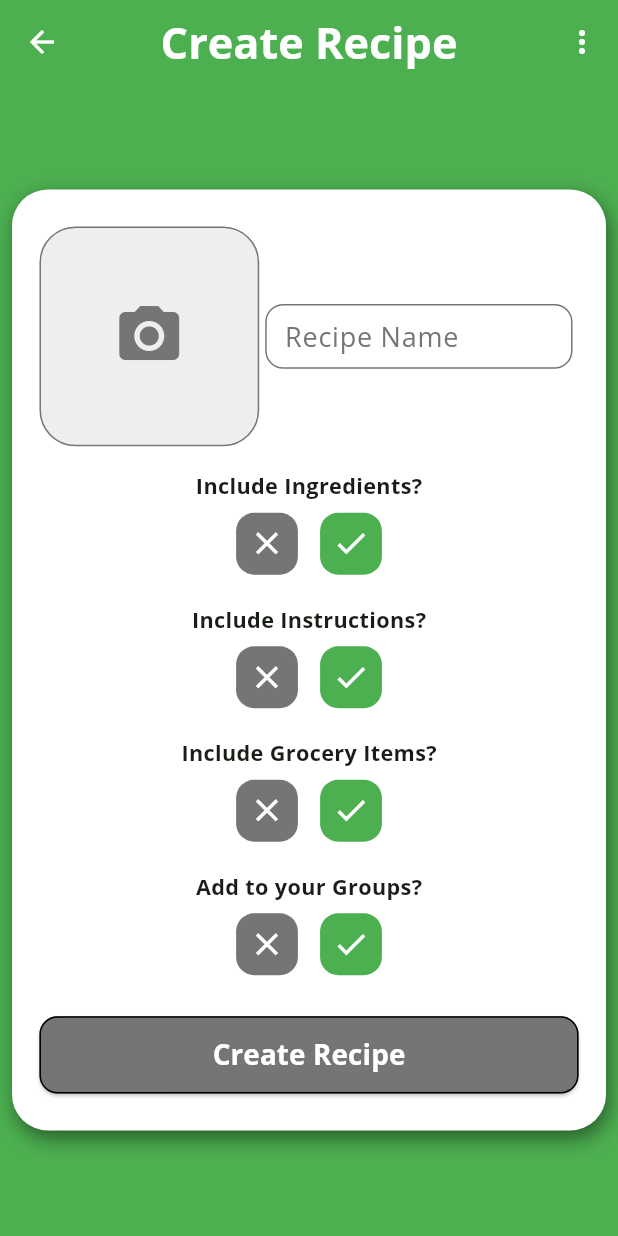
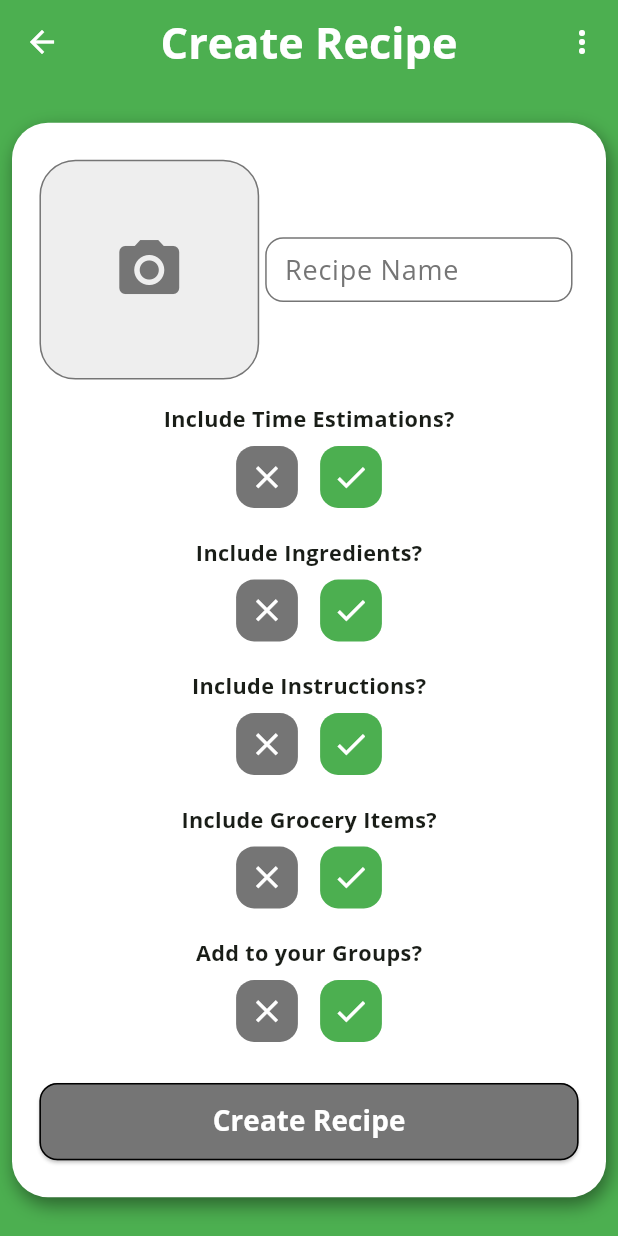
Before and after one commit to JamesMeta/Menu-Plus, a Flutter app: the CreateRecipeScreen screen opened by its route, on a phone screen of 412 x 824 dp. Run offline on Flutter 3.47's test engine with Material 3 defaults, Android fonts, the light colour scheme and no system bars; our stand-ins replace cached_network_image, flutter_screenutil, go_router, google_sign_in, image_cropper, image_picker and 2 more; accounts and stored records are empty; network calls fail.

Commit message:
added preparation and cook time textfields

```diff
--- a/rankmyroast/lib/screens/navigational_base_screen/views/recipe/screens/create/create_recipe_screen.dart
+++ b/rankmyroast/lib/screens/navigational_base_screen/views/recipe/screens/create/create_recipe_screen.dart
@@ -10,6 +10,7 @@ import 'package:rankmyroast/common_widgets/take_photo_bottom_modal_widget.dart';
 import 'package:rankmyroast/classes/responses/create_recipe_response.dart';
 import 'package:rankmyroast/classes/modals/group.dart';
 import 'package:rankmyroast/classes/modals/recipe.dart';
+import 'package:rankmyroast/screens/navigational_base_screen/views/recipe/screens/create/widgets/time_section_widget.dart';
 import 'package:rankmyroast/screens/navigational_base_screen/views/recipe/screens/create/widgets/widgets/add_to_groups_dialog_widget.dart';
 import 'package:rankmyroast/screens/navigational_base_screen/views/recipe/screens/create/widgets/form_section_widget.dart';
 import 'package:rankmyroast/screens/navigational_base_screen/views/recipe/screens/create/widgets/group_form_section_widget.dart';
@@ -46,10 +47,12 @@ class _CreateRecipeScreenState extends State<CreateRecipeScreen> {
   bool _isPublic = false;
   bool _isCreatingRecipe = false;
   bool _canSubmit = false;
+  bool _includeTimeEstimations = false;
   bool _includeIngredients = false;
   bool _includeInstructions = false;
   bool _includeGroceryItems = false;
   bool _includeGroups = false;
+  bool _hideTimeEstimations = false;
   bool _hideIngredients = false;
   bool _hideInstructions = false;
   bool _hideGroceryItems = false;
@@ -61,6 +64,8 @@ class _CreateRecipeScreenState extends State<CreateRecipeScreen> {
   final TextEditingController _instructionsController = TextEditingController();
   final TextEditingController _groceryItemsController = TextEditingController();
   final TextEditingController _groupsController = TextEditingController();
+  final TextEditingController _prepTimeController = TextEditingController();
+  final TextEditingController _cookTimeController = TextEditingController();
 
   final List<String> _ingredientsList = [];
   final List<String> _instructionsList = [];
@@ -245,6 +250,26 @@ class _CreateRecipeScreenState extends State<CreateRecipeScreen> {
 
                       if (_ingredientsList.isNotEmpty) SizedBox(height: 8),
 
+                      TimeSectionWidget(
+                        includeSectionText: "Include Time Estimations?",
+                        includeSection: _includeTimeEstimations,
+                        isHidden: _hideTimeEstimations,
+                        onModify:
+                            () => setState(() {
+                              _includeTimeEstimations =
+                                  !_includeTimeEstimations;
+                            }),
+                        onHide:
+                            () => setState(() {
+                              _hideTimeEstimations = true;
+                            }),
+                        controllerPrepTime: _prepTimeController,
+                        controllerCookTime: _cookTimeController,
+                        setParentState: setState,
+                      ),
+
+                      SizedBox(height: 16),
+
                       FormSectionWidget(
                         header: "Ingredients",
                         subtitle: "Add ingredients...",
@@ -428,10 +453,37 @@ class _CreateRecipeScreenState extends State<CreateRecipeScreen> {
   }
 
   Future<bool> _createRecipe() async {
+    final int? prepTime = int.tryParse(_prepTimeController.text);
+    final int? cookTime = int.tryParse(_cookTimeController.text);
+
     if (_recipeNameController.text.isEmpty) {
       ScaffoldMessenger.of(
         context,
       ).showSnackBar(SnackBar(content: Text("Recipe name cannot be empty")));
+      return false;
+    }
+
+    if (prepTime == null &&
+            _prepTimeController.text.isNotEmpty &&
+            _includeTimeEstimations ||
+        prepTime != null && prepTime < 0) {
+      ScaffoldMessenger.of(context).showSnackBar(
+        SnackBar(
+          content: Text("Preparation time must be a valid non negative number"),
+        ),
+      );
+      return false;
+    }
+
+    if (cookTime == null &&
+            _cookTimeController.text.isNotEmpty &&
+            _includeTimeEstimations ||
+        cookTime != null && cookTime < 0) {
+      ScaffoldMessenger.of(context).showSnackBar(
+        SnackBar(
+          content: Text("Cook time must be a valid non negative number"),
+        ),
+      );
       return false;
     }
 
@@ -440,10 +492,13 @@ class _CreateRecipeScreenState extends State<CreateRecipeScreen> {
     final response = await SupabaseHelper.recipe.createNewRecipe(
       _recipeImageFile,
       name,
+      prepTime,
+      cookTime,
       _ingredientsList,
       _instructionsList,
       _groceryList,
       _selectedGroups,
+
       _isPublic,
     );
 
@@ -492,10 +547,37 @@ class _CreateRecipeScreenState extends State<CreateRecipeScreen> {
   }
 
   Future<bool> _editRecipe() async {
+    final int? prepTime = int.tryParse(_prepTimeController.text);
+    final int? cookTime = int.tryParse(_cookTimeController.text);
+
     if (_recipeNameController.text.isEmpty) {
       ScaffoldMessenger.of(
         context,
       ).showSnackBar(SnackBar(content: Text("Recipe name cannot be empty")));
+      return false;
+    }
+
+    if (prepTime == null &&
+            _prepTimeController.text.isNotEmpty &&
+            _includeTimeEstimations ||
+        prepTime != null && prepTime < 0) {
+      ScaffoldMessenger.of(context).showSnackBar(
+        SnackBar(
+          content: Text("Preparation time must be a valid non negative number"),
+        ),
+      );
+      return false;
+    }
+
+    if (cookTime == null &&
+            _cookTimeController.text.isNotEmpty &&
+            _includeTimeEstimations ||
+        cookTime != null && cookTime < 0) {
+      ScaffoldMessenger.of(context).showSnackBar(
+        SnackBar(
+          content: Text("Cook time must be a valid non negative number"),
+        ),
+      );
       return false;
     }
 
@@ -513,6 +595,8 @@ class _CreateRecipeScreenState extends State<CreateRecipeScreen> {
     final response = await SupabaseHelper.recipe.updateRecipe(
       _recipeImageFile,
       name,
+      prepTime,
+      cookTime,
       _ingredientsList,
       _instructionsList,
       _groceryList,
@@ -597,6 +681,7 @@ class _CreateRecipeScreenState extends State<CreateRecipeScreen> {
       _hideGroups = false;
       _hideIngredients = false;
       _hideInstructions = false;
+      _hideTimeEstimations = false;
     });
   }
 
@@ -607,6 +692,8 @@ class _CreateRecipeScreenState extends State<CreateRecipeScreen> {
     _instructionsController.dispose();
     _recipeNameController.dispose();
     _groupsController.dispose();
+    _prepTimeController.dispose();
+    _cookTimeController.dispose();
     super.dispose();
   }
 }
--- /dev/null
+++ b/rankmyroast/lib/screens/navigational_base_screen/views/recipe/screens/create/widgets/time_section_widget.dart
@@ -0,0 +1,200 @@
+import 'package:flutter/material.dart';
+import 'package:flutter_screenutil/flutter_screenutil.dart';
+import 'package:rankmyroast/classes/modals/group.dart';
+import 'package:rankmyroast/screens/navigational_base_screen/views/recipe/screens/create/widgets/widgets/add_to_groups_dialog_widget.dart';
+import 'package:rankmyroast/screens/navigational_base_screen/views/recipe/screens/create/widgets/widgets/item_list_view_widget.dart';
+
+class TimeSectionWidget extends StatelessWidget {
+  final String includeSectionText;
+  final bool includeSection;
+  final bool isHidden;
+  final VoidCallback onModify;
+  final VoidCallback onHide;
+  final TextEditingController controllerPrepTime;
+  final TextEditingController controllerCookTime;
+  final void Function(void Function()) setParentState;
+
+  const TimeSectionWidget({
+    super.key,
+    required this.includeSectionText,
+    required this.includeSection,
+    required this.isHidden,
+    required this.onModify,
+    required this.onHide,
+    required this.controllerPrepTime,
+    required this.controllerCookTime,
+    required this.setParentState,
+  });
+
+  @override
+  Widget build(BuildContext context) {
+    return !isHidden
+        ? includeSection
+            ? Column(
+              children: [
+                ExpansionTile(
+                  tilePadding: EdgeInsets.symmetric(horizontal: 8.w),
+                  backgroundColor: Colors.white,
+
+                  initiallyExpanded: true,
+                  shape: RoundedRectangleBorder(
+                    side: BorderSide(color: Colors.grey[600]!),
+                    borderRadius: BorderRadius.circular(12),
+                  ),
+                  collapsedShape: RoundedRectangleBorder(
+                    side: BorderSide(color: Colors.transparent),
+                    borderRadius: BorderRadius.circular(12),
+                  ),
+                  maintainState: true,
+                  leading: IconButton(
+                    onPressed: onModify,
+                    style: IconButton.styleFrom(
+                      padding: EdgeInsets.zero,
+                      backgroundColor: const Color.fromARGB(22, 161, 161, 161),
+                      shape: RoundedRectangleBorder(
+                        borderRadius: BorderRadius.circular(12),
+                      ),
+                    ),
+                    icon: Icon(Icons.close, color: Colors.grey[600]),
+                    padding: EdgeInsets.zero,
+                  ),
+
+                  title: Text(
+                    "Time Estimations",
+                    style: TextStyle(
+                      fontSize: 18.sp,
+                      fontWeight: FontWeight.bold,
+                      color: Colors.grey[600],
+                    ),
+                    textAlign: TextAlign.left,
+                  ),
+                  children: [
+                    Column(
+                      mainAxisSize: MainAxisSize.min,
+                      crossAxisAlignment: CrossAxisAlignment.start,
+                      children: [
+                        Padding(
+                          padding: const EdgeInsets.all(8.0),
+                          child: Column(
+                            children: [
+                              Row(
+                                mainAxisAlignment:
+                                    MainAxisAlignment.spaceBetween,
+                                children: [
+                                  Text(
+                                    "Prep Time (minutes)",
+                                    style: TextStyle(
+                                      fontSize: 14.sp,
+                                      fontWeight: FontWeight.bold,
+                                      color: Colors.grey[600],
+                                    ),
+                                  ),
+                                  Flexible(
+                                    child: TextField(
+                                      controller: controllerPrepTime,
+                                      keyboardType: TextInputType.number,
+                                      decoration: InputDecoration(
+                                        border: OutlineInputBorder(
+                                          borderRadius: BorderRadius.circular(
+                                            12,
+                                          ),
+                                        ),
+                                        constraints: BoxConstraints(
+                                          maxWidth: 55.w,
+                                          maxHeight: 40.h,
+                                        ),
+                                      ),
+                                    ),
+                                  ),
+                                ],
+                              ),
+                              SizedBox(height: 8),
+                              Row(
+                                mainAxisAlignment:
+                                    MainAxisAlignment.spaceBetween,
+                                children: [
+                                  Text(
+                                    "Cook Time (minutes)",
+                                    style: TextStyle(
+                                      fontSize: 14.sp,
+                                      fontWeight: FontWeight.bold,
+                                      color: Colors.grey[600],
+                                    ),
+                                  ),
+                                  Flexible(
+                                    child: TextField(
+                                      controller: controllerCookTime,
+                                      keyboardType: TextInputType.number,
+                                      decoration: InputDecoration(
+                                        border: OutlineInputBorder(
+                                          borderRadius: BorderRadius.circular(
+                                            12,
+                                          ),
+                                        ),
+                                        constraints: BoxConstraints(
+                                          maxWidth: 55.w,
+                                          maxHeight: 40.h,
+                                        ),
+                                      ),
+                                    ),
+                                  ),
+                                ],
+                              ),
+                            ],
+                          ),
+                        ),
+                        SizedBox(width: 8),
+                      ],
+                    ),
+                  ],
+                ),
+              ],
+            )
+            : Center(
+              child: Column(
+                children: [
+                  Text(
+                    includeSectionText,
+                    style: TextStyle(
+                      fontSize: 14.sp,
+                      fontWeight: FontWeight.bold,
+                    ),
+                  ),
+                  SizedBox(height: 4),
+                  Row(
+                    mainAxisAlignment: MainAxisAlignment.center,
+                    children: [
+                      IconButton(
+                        padding: EdgeInsets.zero,
+                        iconSize: 25,
+                        onPressed: onHide,
+                        icon: Icon(Icons.close, color: Colors.white),
+                        style: IconButton.styleFrom(
+                          backgroundColor: Colors.grey[600],
+                          minimumSize: Size(40.h, 40.h),
+                          shape: RoundedRectangleBorder(
+                            borderRadius: BorderRadius.circular(12),
+                          ),
+                        ),
+                      ),
+                      SizedBox(width: 8),
+                      IconButton(
+                        onPressed: onModify,
+                        iconSize: 25,
+                        icon: Icon(Icons.check, color: Colors.white),
+                        style: IconButton.styleFrom(
+                          backgroundColor: Colors.green,
+                          minimumSize: Size(40.h, 40.h),
+                          shape: RoundedRectangleBorder(
+                            borderRadius: BorderRadius.circular(12),
+                          ),
+                        ),
+                      ),
+                    ],
+                  ),
+                ],
+              ),
+            )
+        : SizedBox();
+  }
+}
--- a/rankmyroast/lib/services/modules/supabase_helper_recipe.dart
+++ b/rankmyroast/lib/services/modules/supabase_helper_recipe.dart
@@ -13,6 +13,8 @@ class SupabaseHelperRecipe {
   Future<CreateRecipeResponse> createNewRecipe(
     File? image,
     String name,
+    int? prepTime,
+    int? cookTime,
     List<String>? ingredientList,
     List<String>? instructionList,
     List<String>? groceryList,
@@ -27,6 +29,8 @@ class SupabaseHelperRecipe {
                 "ingredients": ingredientList,
                 "instructions": instructionList,
                 "groceries": groceryList,
+                "prep_time": prepTime,
+                "cook_time": cookTime,
                 "is_public": isPublic,
                 "image_name": null,
               }
@@ -35,6 +39,8 @@ class SupabaseHelperRecipe {
                 "ingredients": ingredientList,
                 "instructions": instructionList,
                 "groceries": groceryList,
+                "prep_time": prepTime,
+                "cook_time": cookTime,
                 "is_public": isPublic,
               };
 
@@ -94,10 +100,13 @@ class SupabaseHelperRecipe {
   Future<CreateRecipeResponse> updateRecipe(
     File? image,
     String name,
+    int? prepTime,
+    int? cookTime,
     List<String>? ingredientList,
     List<String>? instructionList,
     List<String>? groceryList,
     List<Group> groupList,
+
     bool? isPublic,
     bool changeImage,
   ) async {
@@ -112,6 +121,8 @@ class SupabaseHelperRecipe {
                     "ingredients": ingredientList,
                     "instructions": instructionList,
                     "groceries": groceryList,
+                    "prep_time": prepTime,
+                    "cook_time": cookTime,
                     "is_public": isPublic,
                     "image_name": null,
                   }
@@ -120,6 +131,8 @@ class SupabaseHelperRecipe {
                     "ingredients": ingredientList,
                     "instructions": instructionList,
                     "groceries": groceryList,
+                    "prep_time": prepTime,
+                    "cook_time": cookTime,
                     "is_public": isPublic,
                     "image_name": newImageName,
                   }
@@ -128,6 +141,8 @@ class SupabaseHelperRecipe {
                 "ingredients": ingredientList,
                 "instructions": instructionList,
                 "groceries": groceryList,
+                "prep_time": prepTime,
+                "cook_time": cookTime,
                 "is_public": isPublic,
               };
 
```
